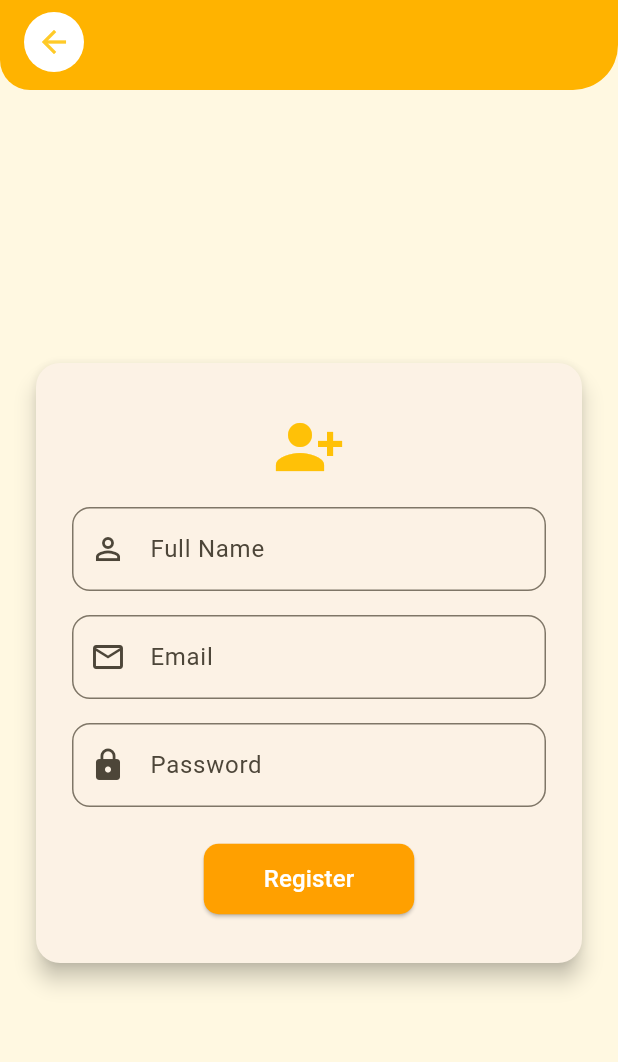
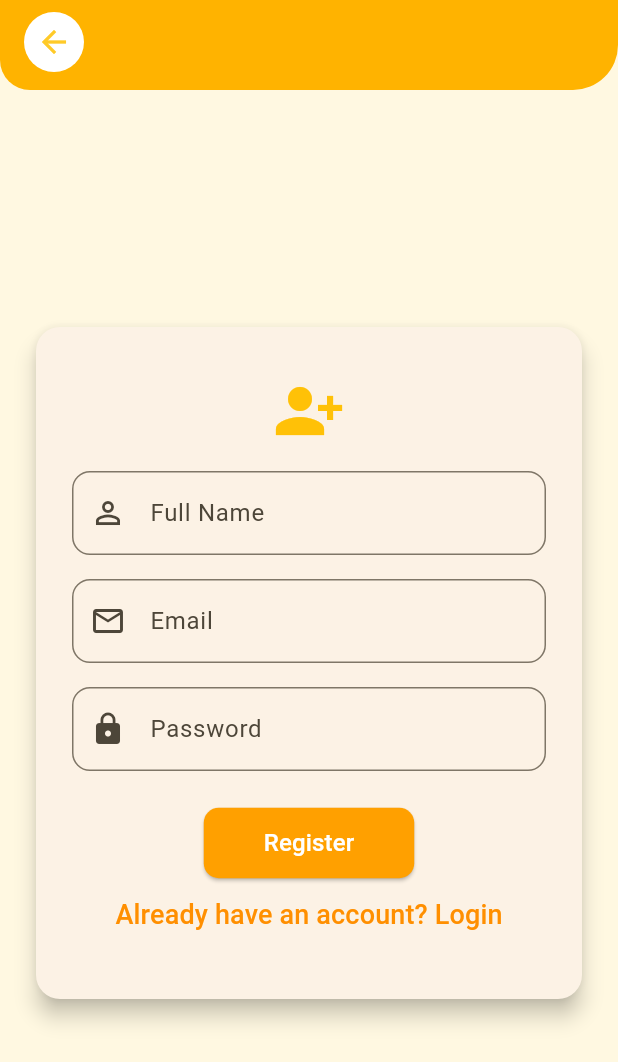
Before and after one commit to shiekiragu12/selfprogresstracker, a Flutter app: the RegisterPage screen opened directly, on a phone screen of 412 x 824 dp. Shown: the top 1062 px of the screen. Run offline on Flutter 3.47's test engine with Material 3 defaults, Android fonts, the phone set to English and light mode, and no system bars; our stand-ins replace shared_preferences; accounts and stored records are empty.

Commit message:
ui done for login register and splash

```diff
--- a/lib/screens/register.dart
+++ b/lib/screens/register.dart
@@ -1,4 +1,5 @@
 import 'package:flutter/material.dart';
+import './login.dart';
 
 class RegisterPage extends StatefulWidget {
   const RegisterPage({super.key});
@@ -24,6 +25,13 @@ class _RegisterPageState extends State<RegisterPage> {
         const SnackBar(content: Text("Register successful")),
       );
     }
+  }
+
+  void goToLogin (){
+    Navigator.push(
+      context,
+      MaterialPageRoute(builder: (context)=> const LoginPage()),
+    );
   }
 
   @override
@@ -140,6 +148,11 @@ class _RegisterPageState extends State<RegisterPage> {
                       style: TextStyle(fontSize: 16, color: Colors.white),
                     ),
                   ),
+                  TextButton(onPressed: goToLogin,
+                  child: Text(
+                    "Already have an account? Login",
+                    style: TextStyle(fontSize: 18, color: Colors.amber[800]),
+                  ))
                 ],
               ),
             ),
```
